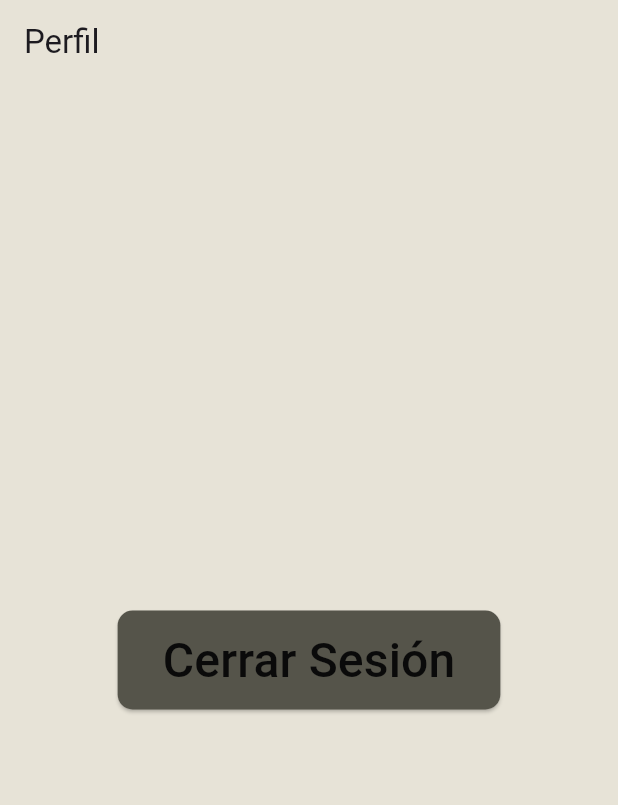
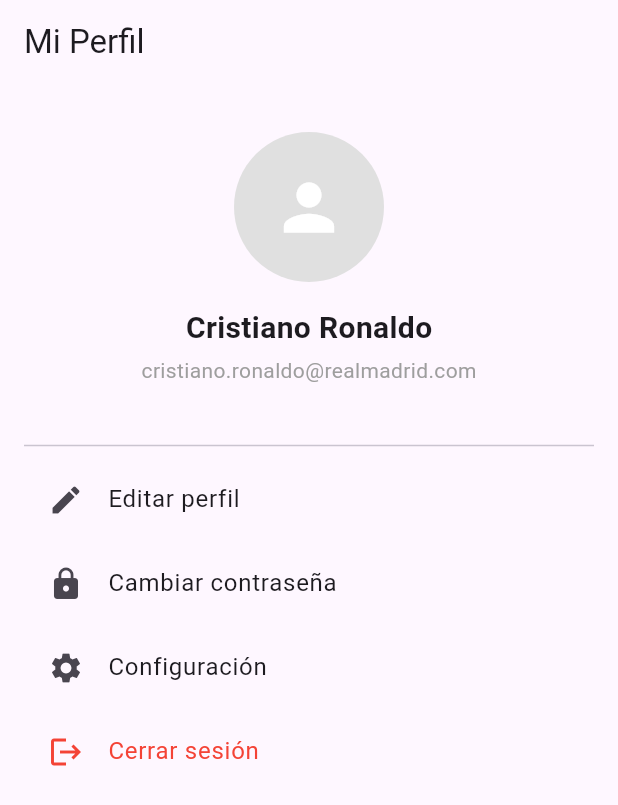
Before and after one commit to FlorezZ1025/proyecto_movil, a Flutter app: the ProfileScreen screen opened by its route, on a phone screen of 412 x 824 dp. Shown: the top 805 px of the screen. Run offline on Flutter 3.47's test engine with Material 3 defaults, Android fonts, the phone set to English and light mode, and no system bars; our stand-ins replace equatable, firebase_auth, firebase_core, flutter_riverpod, go_router, shared_preferences and 1 more; accounts and stored records are empty.

Commit message:
cambios menores

```diff
--- a/deliever_u/lib/router.dart
+++ b/deliever_u/lib/router.dart
@@ -1,8 +1,11 @@
+import 'package:rappi_u/screens/AddOnsScreen.dart';
+import 'package:rappi_u/screens/SearchScreen.dart';
 import 'package:rappi_u/screens/auth_validator_screen.dart';
 import 'package:rappi_u/screens/cart_items_screen.dart';
 import 'package:rappi_u/screens/cart_screen.dart';
 import 'package:rappi_u/screens/home_delivery_screen.dart';
 import 'package:rappi_u/screens/order_screen.dart';
+import 'package:rappi_u/screens/orders_screen.dart';
 import 'package:rappi_u/screens/product_detail_screen.dart';
 import 'package:rappi_u/screens/profile_screen.dart';
 import 'package:rappi_u/screens/restaurant_screen.dart';
@@ -83,5 +86,18 @@ description: args['description'] ?? 'Descripción no disponible', rating: '',
       path: '/cart',
       builder: (context, state) => const CartScreen(),
     ),
+    GoRoute(
+      path: '/search',
+      builder: (context, state) => const SearchScreen(),
+    ),
+    GoRoute(
+      path: '/orders',
+      builder: (context, state) => const OrdersScreen(),
+    ),
+    GoRoute(
+      path: '/add-ons',
+      builder: (context, state) => const AddOnsScreen(),
+    ),
+
   ],
 );
--- a/deliever_u/lib/screens/profile_screen.dart
+++ b/deliever_u/lib/screens/profile_screen.dart
@@ -1,38 +1,71 @@
 import 'package:flutter/material.dart';
-import 'package:flutter_riverpod/flutter_riverpod.dart';
 import 'package:go_router/go_router.dart';
-import 'package:rappi_u/controllers/login_controller.dart';
-import 'package:rappi_u/utils/colors.dart';
 
-class ProfileScreen extends ConsumerWidget {
+class ProfileScreen extends StatelessWidget {
   const ProfileScreen({super.key});
 
   @override
-  Widget build(BuildContext context, WidgetRef ref) {
+  Widget build(BuildContext context) {
+    final String userName = 'Cristiano Ronaldo';
+    final String email = 'cristiano.ronaldo@realmadrid.com';
+
     return Scaffold(
       appBar: AppBar(
-        backgroundColor: Colors.transparent,
-        automaticallyImplyLeading: true,
-        title: const Text('Perfil'),
+        title: const Text('Mi Perfil'),
       ),
-      backgroundColor: AppColors.tertiaryColor,
-      body: Center(
-        child: ElevatedButton(
-            style: ElevatedButton.styleFrom(
-              backgroundColor: AppColors.secondaryColor,
-              padding: const EdgeInsets.symmetric(horizontal: 30, vertical: 10),
-              shape: RoundedRectangleBorder(
-                borderRadius: BorderRadius.circular(10),
-              ),
+      body: ListView(
+        padding: const EdgeInsets.all(16),
+        children: [
+          const SizedBox(height: 16),
+          CircleAvatar(
+            radius: 50,
+            backgroundColor: Colors.grey[300],
+            child: const Icon(Icons.person, size: 50, color: Colors.white),
+          ),
+          const SizedBox(height: 16),
+          Center(
+            child: Column(
+              children: [
+                Text(userName,
+                    style: const TextStyle(
+                        fontSize: 20, fontWeight: FontWeight.bold)),
+                const SizedBox(height: 4),
+                Text(email, style: const TextStyle(color: Colors.grey)),
+              ],
             ),
-            onPressed: () {
-              ref.read(signInControllerProvider.notifier).logout();
-              context.go('/auth');
+          ),
+          const SizedBox(height: 32),
+          const Divider(),
+          ListTile(
+            leading: const Icon(Icons.edit),
+            title: const Text('Editar perfil'),
+            onTap: () {
+              // Acción para editar perfil
             },
-            child: const Text(
-              'Cerrar Sesión',
-              style: TextStyle(fontSize: 32, color: AppColors.black),
-            )),
+          ),
+          ListTile(
+            leading: const Icon(Icons.lock),
+            title: const Text('Cambiar contraseña'),
+            onTap: () {
+              // Acción para cambiar contraseña
+            },
+          ),
+          ListTile(
+            leading: const Icon(Icons.settings),
+            title: const Text('Configuración'),
+            onTap: () {
+              // Acción para configuración
+            },
+          ),
+          ListTile(
+            leading: const Icon(Icons.logout, color: Colors.red),
+            title: const Text('Cerrar sesión', style: TextStyle(color: Colors.red)),
+            onTap: () {
+              // Acción para cerrar sesión
+              context.go('/auth'); // Reemplaza con tu ruta de login si aplica
+            },
+          ),
+        ],
       ),
     );
   }
--- a/deliever_u/pubspec.yaml
+++ b/deliever_u/pubspec.yaml
@@ -71,6 +71,9 @@ flutter:
       - assets/images/burger.jpg
       - assets/images/fries.jpg
       - assets/images/pizza.jpg
+      - assets/images/food.png
+      - assets/images/postre.png
+      - assets/images/refresco.png
 
   # An image asset can refer to one or more resolution-specific "variants", see
   # https://flutter.dev/to/resolution-aware-images
```
Also changed, not shown: deliever_u/lib/screens/AddOnsScreen.dart (added, +144 -0 lines), deliever_u/lib/screens/SearchFile.dart (added, +38 -0 lines), deliever_u/lib/screens/SearchScreen.dart (added, +91 -0 lines), deliever_u/lib/screens/home_delivery_screen.dart (+22 -13 lines), deliever_u/lib/screens/orders_screen.dart (added, +91 -0 lines), deliever_u/lib/screens/product_detail_screen.dart (+32 -1 lines), deliever_u/assets/images/food.png (added), deliever_u/assets/images/postre.png (added), deliever_u/assets/images/refresco.png (added), deliever_u/pubspec.lock.
